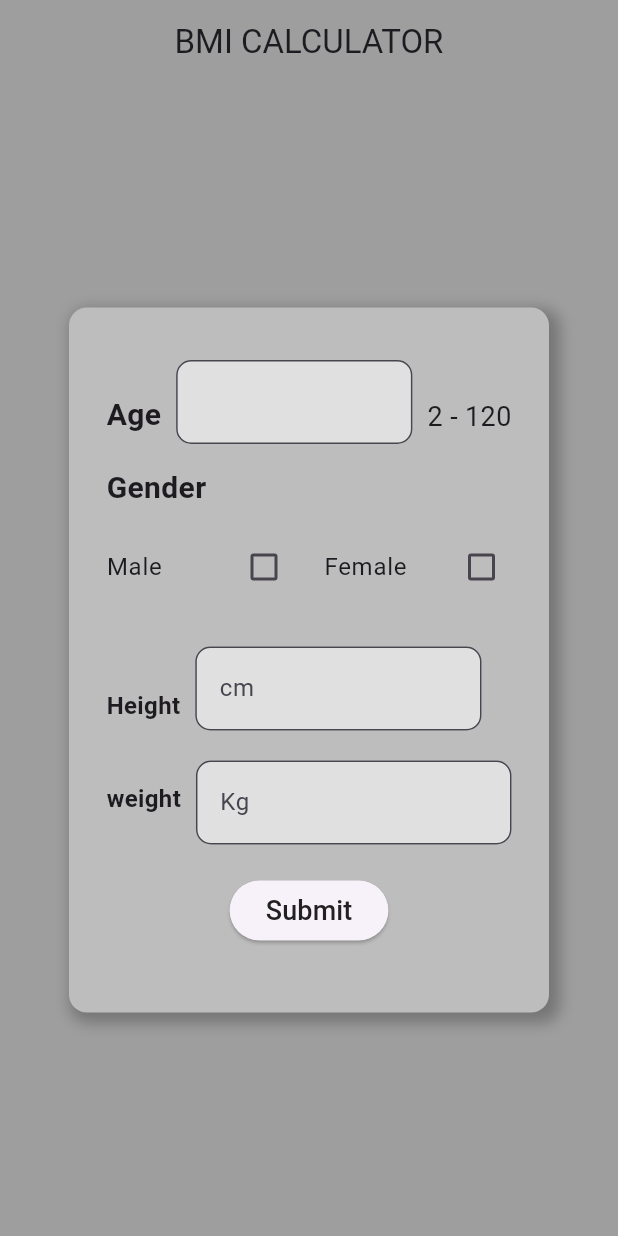
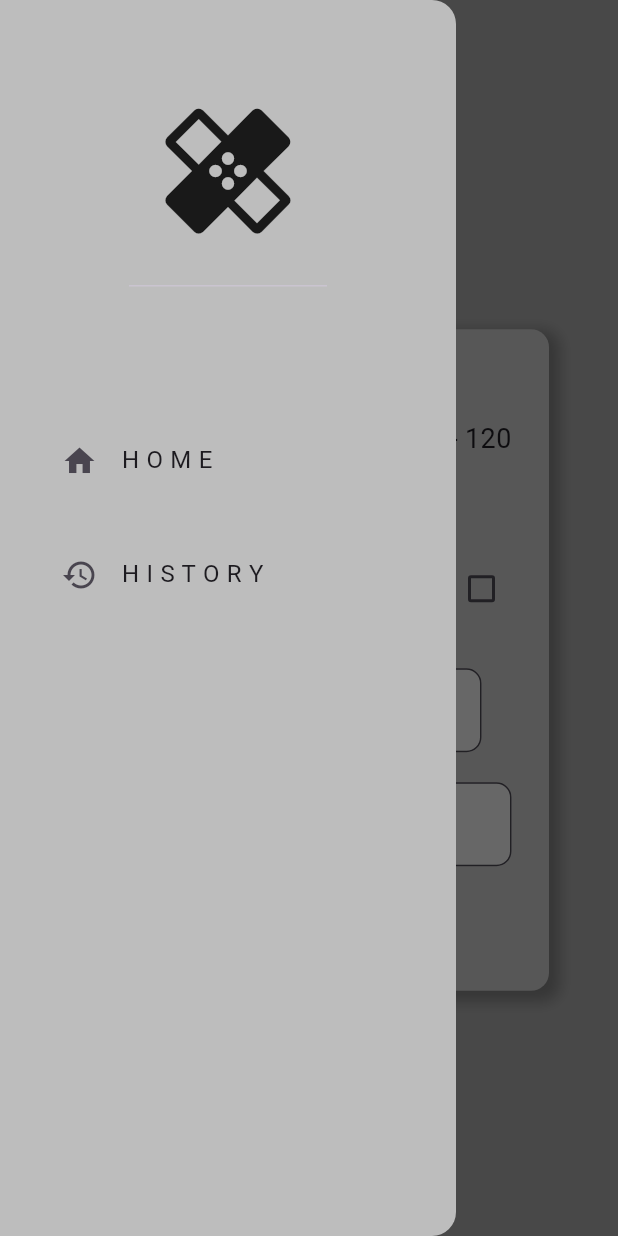
Before and after one commit to nuel232/BMI_calculator, a Flutter app: the screen it shows after launch, with the side drawer open (before the commit the screen has no drawer), on a phone screen of 412 x 824 dp. Run offline on Flutter 3.47's test engine with Material 3 defaults, Android fonts, the phone set to English and light mode, and no system bars.

Commit message:
Refactor file structure by moving home_page.dart to pages directory, add MyDrawer component for navigation, implement HistoryPage, and enhance Info model with BMI calculation and category methods.

```diff
--- /dev/null
+++ b/lib/components/my_drawer.dart
@@ -0,0 +1,57 @@
+import 'package:bmi_calculator/pages/history_page.dart';
+import 'package:bmi_calculator/pages/home_page.dart';
+import 'package:flutter/material.dart';
+
+class MyDrawer extends StatelessWidget {
+  const MyDrawer({super.key});
+
+  @override
+  Widget build(BuildContext context) {
+    return Drawer(
+      backgroundColor: Colors.grey.shade400,
+      child: Column(
+        children: [
+          Padding(
+            padding: const EdgeInsets.symmetric(vertical: 30.0),
+            child: DrawerHeader(child: Icon(Icons.healing, size: 100)),
+          ),
+
+          SizedBox(height: 50),
+
+          GestureDetector(
+            onTap: () {
+              Navigator.pop(context);
+            },
+            child: Padding(
+              padding: const EdgeInsets.only(left: 25.0),
+              child: ListTile(
+                leading: Icon(Icons.home),
+                title: Text('H O M E'),
+              ),
+            ),
+          ),
+
+          SizedBox(height: 20),
+
+          GestureDetector(
+            onTap: () {
+              Navigator.pop(context);
+
+              Navigator.push(
+                context,
+                MaterialPageRoute(builder: (context) => HistoryPage()),
+              );
+            },
+            child: Padding(
+              padding: const EdgeInsets.only(left: 25.0),
+              child: ListTile(
+                leading: Icon(Icons.history),
+                title: Text('H I S T O R Y'),
+              ),
+            ),
+          ),
+        ],
+      ),
+    );
+  }
+}
--- a/lib/components/my_textfield.dart
+++ b/lib/components/my_textfield.dart
@@ -20,6 +20,7 @@ class MyTextfield extends StatelessWidget {
         fillColor: Colors.grey.shade300,
         filled: true,
       ),
+      keyboardType: TextInputType.number,
     );
   }
 }
--- a/lib/main.dart
+++ b/lib/main.dart
@@ -1,4 +1,4 @@
-import 'package:bmi_calculator/home_page.dart';
+import 'package:bmi_calculator/pages/home_page.dart';
 import 'package:flutter/material.dart';
 
 void main() {
--- a/lib/home_page.dart
+++ b/lib/pages/home_page.dart
@@ -1,3 +1,4 @@
+import 'package:bmi_calculator/components/my_drawer.dart';
 import 'package:bmi_calculator/components/my_textfield.dart';
 import 'package:bmi_calculator/models/info.dart';
 import 'package:flutter/material.dart';
@@ -17,9 +18,19 @@ class _HomePageState extends State<HomePage> {
 
   //instance of the userInfo
   Info userInfo = Info(Age: 0, height: 0, weight: 0, selectGender: null);
+  double? bmiResult;
 
   //submit method
-  void submit() {}
+  void submit() {
+    setState(() {
+      userInfo.height = int.tryParse(heightController.text) ?? 0;
+      userInfo.weight = int.tryParse(weightController.text) ?? 0;
+
+      //calculate bmi
+      bmiResult = userInfo.calculateBMI();
+    });
+  }
+
   @override
   Widget build(BuildContext context) {
     return Scaffold(
@@ -29,9 +40,10 @@ class _HomePageState extends State<HomePage> {
         backgroundColor: Colors.transparent,
         centerTitle: true,
       ),
+      drawer: MyDrawer(),
       body: Center(
         child: Container(
-          height: 470,
+          // height: 470,
           width: 320,
           decoration: BoxDecoration(
             borderRadius: BorderRadius.circular(12),
@@ -53,6 +65,7 @@ class _HomePageState extends State<HomePage> {
               bottom: 15,
             ),
             child: Column(
+              mainAxisSize: MainAxisSize.min,
               children: [
                 //Age
                 Row(
@@ -69,7 +82,9 @@ class _HomePageState extends State<HomePage> {
                       ),
                     ),
                     SizedBox(width: 10),
-                    Expanded(child: MyTextfield(controller: weightController)),
+
+                    //age controller
+                    Expanded(child: MyTextfield(controller: ageController)),
                     SizedBox(width: 10),
 
                     Padding(
@@ -78,6 +93,7 @@ class _HomePageState extends State<HomePage> {
                     ),
                   ],
                 ),
+
                 // Gender Selection
                 Padding(
                   padding: const EdgeInsets.only(top: 15, bottom: 15),
@@ -91,7 +107,10 @@ class _HomePageState extends State<HomePage> {
                           fontWeight: FontWeight.bold,
                         ),
                       ),
+
                       SizedBox(height: 10),
+
+                      //Male an female checkbox
                       Row(
                         children: [
                           Expanded(
@@ -108,6 +127,7 @@ class _HomePageState extends State<HomePage> {
                           ),
 
                           SizedBox(width: 20),
+
                           Expanded(
                             child: CheckboxListTile(
                               contentPadding: EdgeInsets.zero,
@@ -188,11 +208,35 @@ class _HomePageState extends State<HomePage> {
                 //submit button
                 ElevatedButton(
                   onPressed: submit,
+
                   child: Text(
                     'Submit',
                     style: TextStyle(color: Colors.grey[900], fontSize: 18),
                   ),
                 ),
+
+                SizedBox(width: 20),
+
+                //result
+                if (bmiResult != null)
+                  Column(
+                    children: [
+                      Text(
+                        "Your BMI is ${bmiResult!.toStringAsFixed(1)}",
+                        style: const TextStyle(
+                          fontSize: 2,
+                          fontWeight: FontWeight.bold,
+                        ),
+                      ),
+                      Text(
+                        "${userInfo.getBMICategory(bmiResult!)}",
+                        style: const TextStyle(
+                          fontSize: 22,
+                          fontWeight: FontWeight.bold,
+                        ),
+                      ),
+                    ],
+                  ),
               ],
             ),
           ),
```
Also changed, not shown: lib/models/info.dart (+26 -0 lines), lib/pages/history_page.dart (added, +18 -0 lines).
